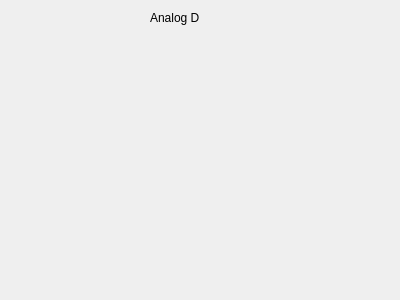
paulmthompson/WhiskerToolbox, file src/WhiskerToolbox/DataManager_Widget/AnalogTimeSeries_Widget/AnalogTimeSeries_Widget.ui: the form before one commit.
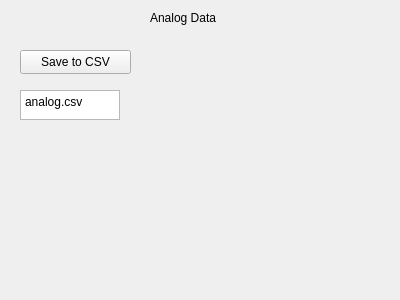
The form after the commit.

Commit message: can save analog time series from datamanaget_widget

What changed in the file:
```diff
--- a/src/WhiskerToolbox/DataManager_Widget/AnalogTimeSeries_Widget/AnalogTimeSeries_Widget.ui
+++ b/src/WhiskerToolbox/DataManager_Widget/AnalogTimeSeries_Widget/AnalogTimeSeries_Widget.ui
@@ -18,7 +18,7 @@
     <rect>
      <x>150</x>
      <y>10</y>
-     <width>49</width>
+     <width>111</width>
      <height>16</height>
     </rect>
    </property>
@@ -26,6 +26,44 @@
     <string>Analog Data</string>
    </property>
   </widget>
+  <widget class="QPushButton" name="save_csv">
+   <property name="geometry">
+    <rect>
+     <x>20</x>
+     <y>50</y>
+     <width>111</width>
+     <height>24</height>
+    </rect>
+   </property>
+   <property name="text">
+    <string>Save to CSV</string>
+   </property>
+  </widget>
+  <widget class="QPlainTextEdit" name="filename_textbox">
+   <property name="geometry">
+    <rect>
+     <x>20</x>
+     <y>90</y>
+     <width>100</width>
+     <height>30</height>
+    </rect>
+   </property>
+   <property name="sizePolicy">
+    <sizepolicy hsizetype="Fixed" vsizetype="Fixed">
+     <horstretch>0</horstretch>
+     <verstretch>0</verstretch>
+    </sizepolicy>
+   </property>
+   <property name="maximumSize">
+    <size>
+     <width>100</width>
+     <height>30</height>
+    </size>
+   </property>
+   <property name="plainText">
+    <string>analog.csv</string>
+   </property>
+  </widget>
  </widget>
  <resources/>
  <connections/>
```
The commit also changes 5 other files.
